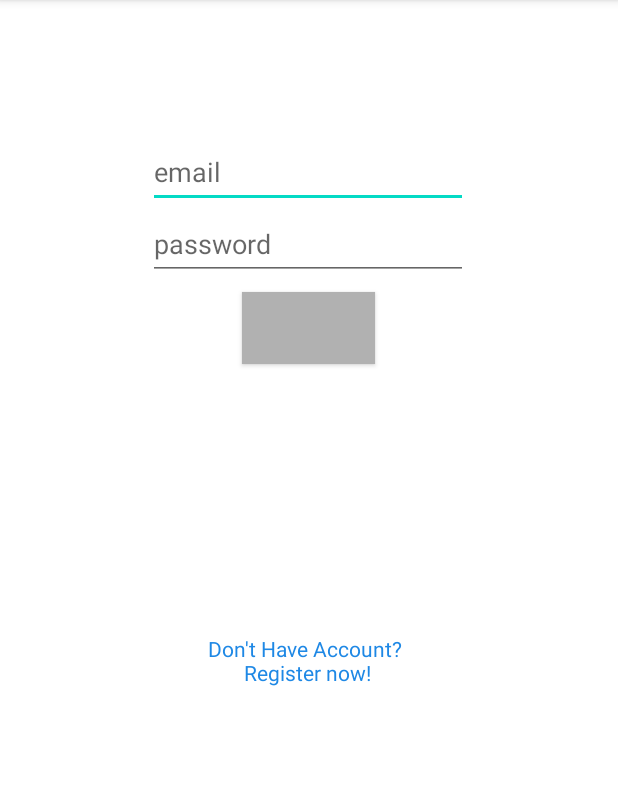
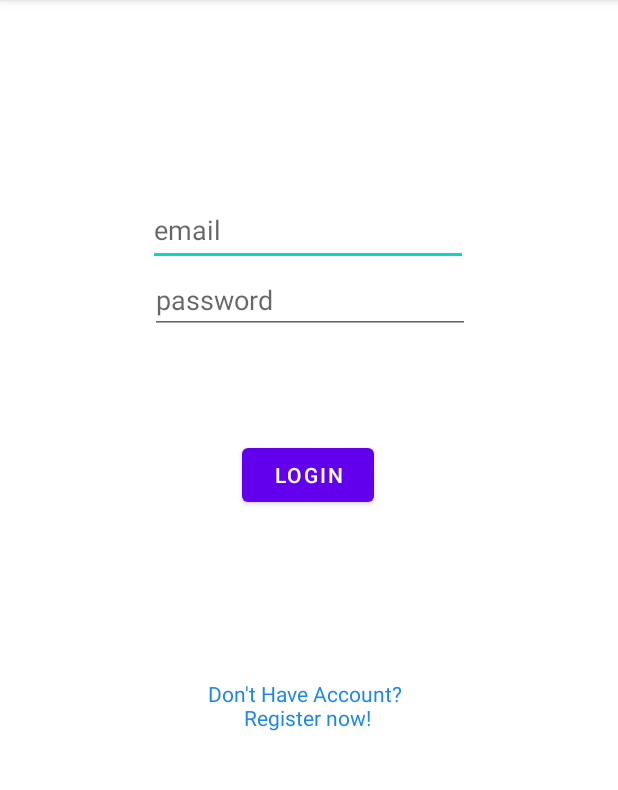
Before and after one commit to EmirMZ/jmart-android, an Android app: the screen it shows after launch (LoginActivity), on a phone screen of 412 x 824 dp, the part 84-874 px from its top. Run offline under Robolectric (Android 15) with nearby library versions, the phone set to English and light mode, and no system bars; our stand-ins replace Volley.

Commit message:
CS_MODUL9_OOP_REV2

```diff
--- a/app/src/main/java/com/EmirMuhamadZaidJmartAK/jmart_android/LoginActivity.java
+++ b/app/src/main/java/com/EmirMuhamadZaidJmartAK/jmart_android/LoginActivity.java
@@ -7,6 +7,7 @@
 import android.view.View;
 import android.widget.Button;
 import android.widget.EditText;
+import android.widget.TextView;
 import android.widget.Toast;
 
 import com.EmirMuhamadZaidJmartAK.jmart_android.model.Account;
@@ -21,21 +22,21 @@
 
 public class LoginActivity extends AppCompatActivity {
     private static final Gson gson = new Gson();
-    private static Account loggedAccount;
+    private static Account loggedAccount = null;
 
     public static Account getLoggedAccount(){
         return loggedAccount;
     }
 
-
     @Override
     protected void onCreate(Bundle savedInstanceState) {
         super.onCreate(savedInstanceState);
         setContentView(R.layout.activity_login);
-        EditText textemail = findViewById(R.id.registerEmail);
-        EditText textpassword = findViewById(R.id.registerPassword);
-        Button buttonlogin = findViewById(R.id.registerButton);
-        buttonlogin.setOnClickListener(new View.OnClickListener() {
+
+        EditText email = findViewById(R.id.loginEmail);
+        EditText password = findViewById(R.id.loginPassword);
+        Button button = findViewById(R.id.loginButton);
+        button.setOnClickListener(new View.OnClickListener() {
             @Override
             public void onClick(View v) {
                 Response.Listener<String> listener = new Response.Listener<String>() {
@@ -56,10 +57,18 @@
                         }
                     }
                 };
-                LoginRequest loginRequest = new LoginRequest(textemail.getText().toString(), textpassword.getText().toString(), listener, null);
+                LoginRequest loginRequest = new LoginRequest(email.getText().toString(), password.getText().toString(), listener, null);
                 RequestQueue requestQueue = Volley.newRequestQueue(LoginActivity.this);
                 requestQueue.add(loginRequest);
             }
         });
+        TextView register = findViewById(R.id.noAccountText);
+        register.setOnClickListener(new View.OnClickListener() {
+            @Override
+            public void onClick(View v) {
+                Intent intent = new Intent(LoginActivity.this, RegisterActivity.class);
+                startActivity(intent);
+            }
+        });
     }
 }
--- a/app/src/main/java/com/EmirMuhamadZaidJmartAK/jmart_android/MainActivity.java
+++ b/app/src/main/java/com/EmirMuhamadZaidJmartAK/jmart_android/MainActivity.java
@@ -12,6 +12,6 @@
         super.onCreate(savedInstanceState);
         setContentView(R.layout.activity_main);
         TextView userMain = (TextView) findViewById(R.id.mainText);
-        userMain.setText("Welcome" + LoginActivity.getLoggedAccount().name);
+        userMain.setText("Welcome " + LoginActivity.getLoggedAccount().name);
     }
 }
--- a/app/src/main/java/com/EmirMuhamadZaidJmartAK/jmart_android/RegisterActivity.java
+++ b/app/src/main/java/com/EmirMuhamadZaidJmartAK/jmart_android/RegisterActivity.java
@@ -19,7 +19,9 @@
 import org.json.JSONException;
 import org.json.JSONObject;
 
+
 public class RegisterActivity extends AppCompatActivity {
+
     private static final Gson gson = new Gson();
     private static Account loggedAccount = null;
 
--- a/app/src/main/java/com/EmirMuhamadZaidJmartAK/jmart_android/request/LoginRequest.java
+++ b/app/src/main/java/com/EmirMuhamadZaidJmartAK/jmart_android/request/LoginRequest.java
@@ -7,7 +7,7 @@
 import java.util.Map;
 
 public class LoginRequest extends StringRequest {
-    private static final String URL = "http://10.0.2.2:5554/account/login" ;
+    private static final String URL = "http://10.0.2.2:6969/account/login" ;
     private final Map<String,String> params;
 
     public LoginRequest(String email, String password, Response.Listener<String> listener,
--- a/app/src/main/java/com/EmirMuhamadZaidJmartAK/jmart_android/request/RegisterRequest.java
+++ b/app/src/main/java/com/EmirMuhamadZaidJmartAK/jmart_android/request/RegisterRequest.java
@@ -7,7 +7,7 @@
 import java.util.Map;
 
 public class RegisterRequest extends StringRequest {
-    private static final String URL = "http://10.0.2.2:5554/account/register" ;
+    private static final String URL = "http://10.0.2.2:6969/account/register" ;
     private final Map<String,String> params ;
 
     public RegisterRequest(String name, String email, String password,
--- a/app/src/main/java/com/EmirMuhamadZaidJmartAK/jmart_android/request/RequestFactory.java
+++ b/app/src/main/java/com/EmirMuhamadZaidJmartAK/jmart_android/request/RequestFactory.java
@@ -8,8 +8,8 @@
 import java.util.Map;
 
 public class RequestFactory {
-    private static final String URL_FORMAT_ID = "http://10.0.2.2:5554/%s/%d" ;
-    private static final String URL_FORMAT_PAGE = "http://10.0.2.2:5554%s/page" ;
+    private static final String URL_FORMAT_ID = "http://10.0.2.2:6969/%s/%d" ;
+    private static final String URL_FORMAT_PAGE = "http://10.0.2.2:6969/%s/page" ;
 
     public static StringRequest getById
             (
--- a/app/src/main/res/layout/activity_login.xml
+++ b/app/src/main/res/layout/activity_login.xml
@@ -7,7 +7,7 @@
     tools:context=".LoginActivity">
 
     <EditText
-        android:id="@+id/registerEmail"
+        android:id="@+id/loginEmail"
         android:layout_width="wrap_content"
         android:layout_height="wrap_content"
         android:layout_marginStart="100dp"
@@ -17,60 +17,54 @@
         android:hint="email"
         android:inputType="textEmailAddress"
         android:minHeight="48dp"
-        app:layout_constraintBottom_toTopOf="@+id/registerPassword"
         app:layout_constraintEnd_toEndOf="parent"
         app:layout_constraintStart_toStartOf="parent"
         app:layout_constraintTop_toTopOf="parent" />
-
-    <EditText
-        android:id="@+id/registerPassword"
-        android:layout_width="wrap_content"
-        android:layout_height="wrap_content"
-        android:layout_marginStart="100dp"
-        android:layout_marginEnd="101dp"
-        android:ems="10"
-        android:hint="password"
-        android:inputType="textEmailAddress"
-        android:minHeight="48dp"
-        app:layout_constraintBottom_toTopOf="@+id/registerButton"
-        app:layout_constraintEnd_toEndOf="parent"
-        app:layout_constraintStart_toStartOf="parent"
-        app:layout_constraintTop_toBottomOf="@+id/registerEmail" />
-
-    <androidx.appcompat.widget.AppCompatButton
-        android:id="@+id/registerButton"
-        style="@style/Widget.AppCompat.Button.Colored"
-        android:layout_width="0dp"
-        android:layout_height="48dp"
-        android:layout_marginStart="161dp"
-        android:layout_marginTop="8dp"
-        android:layout_marginEnd="162dp"
-        android:layout_marginBottom="90dp"
-        android:background="#8EACBA"
-        android:textColor="#4E342E"
-        app:backgroundTint="#B1B1B1"
-        app:layout_constraintBottom_toTopOf="@+id/noAccountText"
-        app:layout_constraintEnd_toEndOf="parent"
-        app:layout_constraintStart_toStartOf="parent"
-        app:layout_constraintTop_toBottomOf="@+id/registerPassword"
-        tools:text="Login" />
 
     <TextView
         android:id="@+id/noAccountText"
         android:layout_width="134dp"
         android:layout_height="37dp"
         android:layout_marginStart="137dp"
-        android:layout_marginTop="90dp"
+        android:layout_marginTop="56dp"
         android:layout_marginEnd="140dp"
-        android:layout_marginBottom="347dp"
+        android:layout_marginBottom="288dp"
         android:text="Don't Have Account? \nRegister now!"
         android:textAlignment="center"
         android:textColor="#1E88E5"
         android:textSize="14sp"
         app:layout_constraintBottom_toBottomOf="parent"
         app:layout_constraintEnd_toEndOf="parent"
+        app:layout_constraintHorizontal_bias="1.0"
         app:layout_constraintStart_toStartOf="parent"
-        app:layout_constraintTop_toBottomOf="@+id/registerButton" />
+        app:layout_constraintTop_toBottomOf="@+id/loginButton" />
+
+    <Button
+        android:id="@+id/loginButton"
+        android:layout_width="wrap_content"
+        android:layout_height="wrap_content"
+        android:layout_marginStart="158dp"
+        android:layout_marginTop="80dp"
+        android:layout_marginEnd="159dp"
+        android:layout_marginBottom="56dp"
+        android:text="LOGIN"
+        app:layout_constraintBottom_toTopOf="@+id/noAccountText"
+        app:layout_constraintEnd_toEndOf="parent"
+        app:layout_constraintStart_toStartOf="parent"
+        app:layout_constraintTop_toBottomOf="@+id/loginPassword" />
+
+    <EditText
+        android:id="@+id/loginPassword"
+        android:layout_width="wrap_content"
+        android:layout_height="wrap_content"
+        android:layout_marginStart="101dp"
+        android:layout_marginEnd="100dp"
+        android:ems="10"
+        android:hint="password"
+        android:inputType="textPassword"
+        app:layout_constraintEnd_toEndOf="parent"
+        app:layout_constraintStart_toStartOf="parent"
+        app:layout_constraintTop_toBottomOf="@+id/loginEmail" />
 
 
 </androidx.constraintlayout.widget.ConstraintLayout>
```
Also changed, not shown: app/src/main/AndroidManifest.xml (+11 -21 lines), app/src/main/res/layout/activity_main.xml (+5 -5 lines), app/src/main/res/layout/activity_register.xml (+17 -22 lines).
